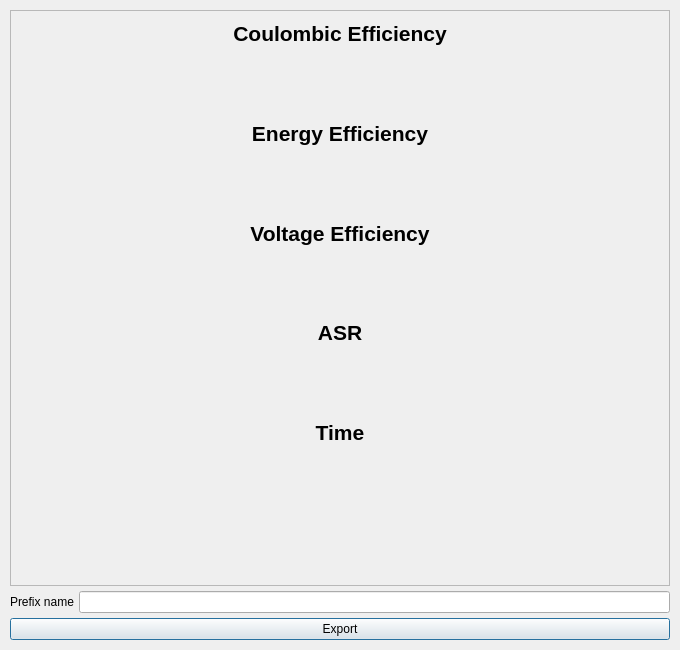
The window that app/src/view/celleff/celleffresultview.ui (daitenshionyan/vrfbcalc-cpp) describes before a commit, drawn with Qt 5.
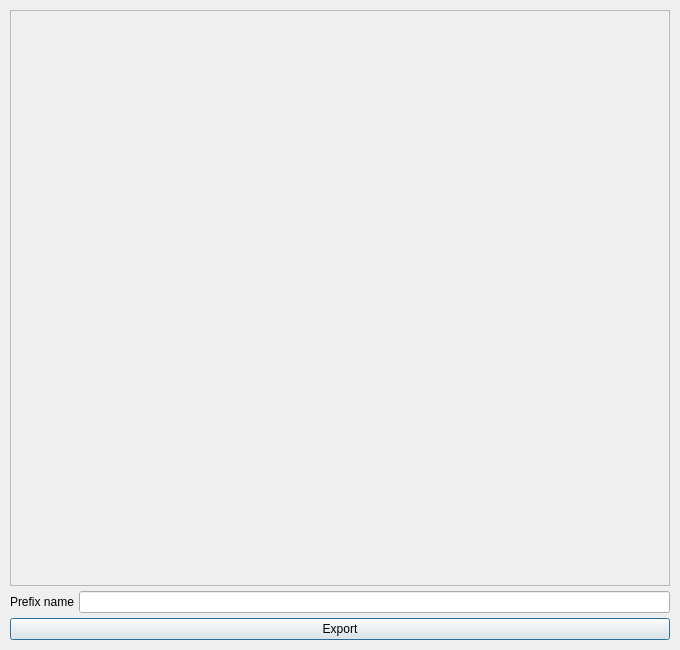
The same window after the commit. Custom widgets are drawn as their Qt base class.

What changed in the file:
```diff
--- a/app/src/view/celleff/celleffresultview.ui
+++ b/app/src/view/celleff/celleffresultview.ui
@@ -45,7 +45,7 @@
       </property>
       <layout class="QVBoxLayout" name="verticalLayout_2">
        <property name="spacing">
-        <number>10</number>
+        <number>5</number>
        </property>
        <property name="leftMargin">
         <number>10</number>
@@ -59,152 +59,6 @@
        <property name="bottomMargin">
         <number>10</number>
        </property>
-       <item>
-        <widget class="QLabel" name="ceTitleLabel">
-         <property name="sizePolicy">
-          <sizepolicy hsizetype="Preferred" vsizetype="Fixed">
-           <horstretch>0</horstretch>
-           <verstretch>0</verstretch>
-          </sizepolicy>
-         </property>
-         <property name="font">
-          <font>
-           <pointsize>16</pointsize>
-           <bold>true</bold>
-          </font>
-         </property>
-         <property name="text">
-          <string>Coulombic Efficiency</string>
-         </property>
-         <property name="alignment">
-          <set>Qt::AlignCenter</set>
-         </property>
-        </widget>
-       </item>
-       <item>
-        <widget class="GraphPlotForm" name="ceCycPlot" native="true"/>
-       </item>
-       <item>
-        <widget class="GraphPlotForm" name="ceTimePlot" native="true"/>
-       </item>
-       <item>
-        <widget class="QLabel" name="eeTitleLabel">
-         <property name="sizePolicy">
-          <sizepolicy hsizetype="Preferred" vsizetype="Fixed">
-           <horstretch>0</horstretch>
-           <verstretch>0</verstretch>
-          </sizepolicy>
-         </property>
-         <property name="font">
-          <font>
-           <pointsize>16</pointsize>
-           <bold>true</bold>
-          </font>
-         </property>
-         <property name="text">
-          <string>Energy Efficiency</string>
-         </property>
-         <property name="alignment">
-          <set>Qt::AlignCenter</set>
-         </property>
-        </widget>
-       </item>
-       <item>
-        <widget class="GraphPlotForm" name="eeCycPlot" native="true"/>
-       </item>
-       <item>
-        <widget class="GraphPlotForm" name="eeTimePlot" native="true"/>
-       </item>
-       <item>
-        <widget class="QLabel" name="veTitleLabel">
-         <property name="sizePolicy">
-          <sizepolicy hsizetype="Preferred" vsizetype="Fixed">
-           <horstretch>0</horstretch>
-           <verstretch>0</verstretch>
-          </sizepolicy>
-         </property>
-         <property name="font">
-          <font>
-           <pointsize>16</pointsize>
-           <bold>true</bold>
-          </font>
-         </property>
-         <property name="text">
-          <string>Voltage Efficiency</string>
-         </property>
-         <property name="alignment">
-          <set>Qt::AlignCenter</set>
-         </property>
-        </widget>
-       </item>
-       <item>
-        <widget class="GraphPlotForm" name="veCycPlot" native="true"/>
-       </item>
-       <item>
-        <widget class="GraphPlotForm" name="veTimePlot" native="true"/>
-       </item>
-       <item>
-        <widget class="QLabel" name="asrTitleLabel">
-         <property name="sizePolicy">
-          <sizepolicy hsizetype="Preferred" vsizetype="Fixed">
-           <horstretch>0</horstretch>
-           <verstretch>0</verstretch>
-          </sizepolicy>
-         </property>
-         <property name="font">
-          <font>
-           <pointsize>16</pointsize>
-           <bold>true</bold>
-          </font>
-         </property>
-         <property name="text">
-          <string>ASR</string>
-         </property>
-         <property name="alignment">
-          <set>Qt::AlignCenter</set>
-         </property>
-        </widget>
-       </item>
-       <item>
-        <widget class="GraphPlotForm" name="asrCycPlot" native="true"/>
-       </item>
-       <item>
-        <widget class="GraphPlotForm" name="asrTimePlot" native="true"/>
-       </item>
-       <item>
-        <widget class="QLabel" name="timeTitleLabel">
-         <property name="sizePolicy">
-          <sizepolicy hsizetype="Preferred" vsizetype="Fixed">
-           <horstretch>0</horstretch>
-           <verstretch>0</verstretch>
-          </sizepolicy>
-         </property>
-         <property name="font">
-          <font>
-           <pointsize>16</pointsize>
-           <bold>true</bold>
-          </font>
-         </property>
-         <property name="text">
-          <string>Time</string>
-         </property>
-         <property name="alignment">
-          <set>Qt::AlignCenter</set>
-         </property>
-        </widget>
-       </item>
-       <item>
-        <widget class="GraphPlotForm" name="totalTimeCycPlot" native="true"/>
-       </item>
-       <item>
-        <widget class="GraphPlotForm" name="cycTimeCycPlot" native="true"/>
-       </item>
-       <item>
-        <widget class="GraphPlotForm" name="chgTimeCycPlot" native="true"/>
-       </item>
-       <item>
-        <widget class="GraphPlotForm" name="dchgTimeCycPlot" native="true"/>
-       </item>
       </layout>
      </widget>
     </widget>
@@ -249,14 +103,6 @@
    </item>
   </layout>
  </widget>
- <customwidgets>
-  <customwidget>
-   <class>GraphPlotForm</class>
-   <extends>QWidget</extends>
-   <header>view/graphplotform.h</header>
-   <container>1</container>
-  </customwidget>
- </customwidgets>
  <resources/>
  <connections/>
 </ui>
```
